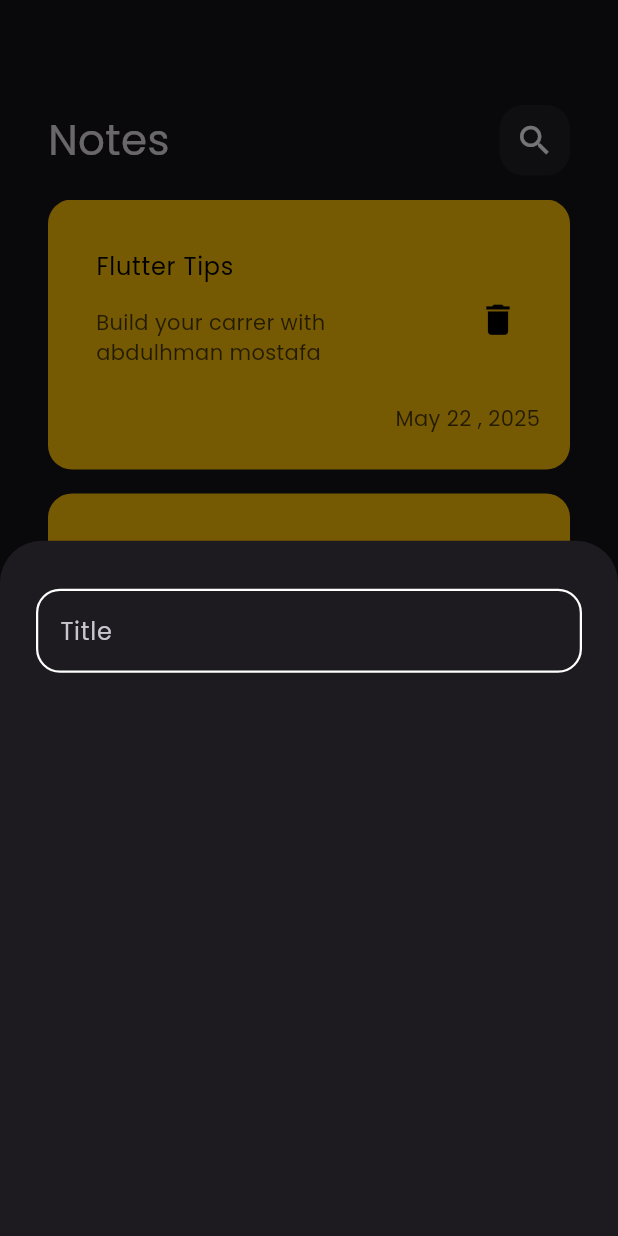
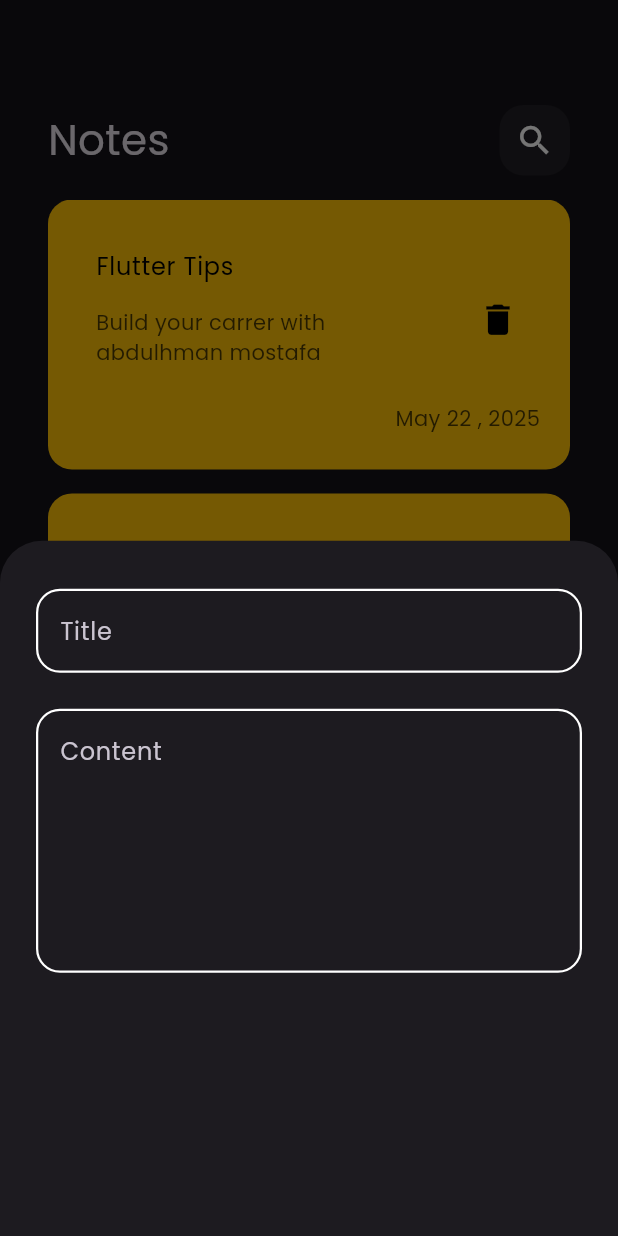
Before and after one commit to abdomostafa99/notes_app, a Flutter app: the screen it shows after launch, after a tap on the "add" icon, on a phone screen of 412 x 824 dp. Run offline on Flutter 3.47's test engine with Material 3 defaults, Android fonts, the phone set to English and light mode, and no system bars.

Commit message:
add textfield to bottom sheet

```diff
--- a/lib/widgets/add_note_botton_sheet.dart
+++ b/lib/widgets/add_note_botton_sheet.dart
@@ -13,7 +13,16 @@ class AddNoteButtonSheet extends StatelessWidget {
           SizedBox(
             height: 32,
           ),
-          CustomAddNoteTextField()
+          CustomAddNoteTextField(
+            hintText: 'Title',
+          ),
+          SizedBox(
+            height: 24,
+          ),
+          CustomAddNoteTextField(
+            hintText: 'Content',
+            maxLines: 6,
+          ),
         ],
       ),
     );
--- a/lib/widgets/cutstom_textfield.dart
+++ b/lib/widgets/cutstom_textfield.dart
@@ -4,13 +4,20 @@ import 'package:notes_app_practice/widgets/constants.dart';
 class CustomAddNoteTextField extends StatelessWidget {
   const CustomAddNoteTextField({
     super.key,
+    required this.hintText,
+    this.maxLines = 1,
   });
+
+  final String hintText;
+  final int maxLines;
 
   @override
   Widget build(BuildContext context) {
     return TextField(
+      cursorColor: kPrimaryColor,
+      maxLines: maxLines,
       decoration: InputDecoration(
-          hintText: 'Title',
+          hintText: hintText,
           border: buildBorder(),
           enabledBorder: buildBorder(),
           focusedBorder: buildBorder(kPrimaryColor)),
```
